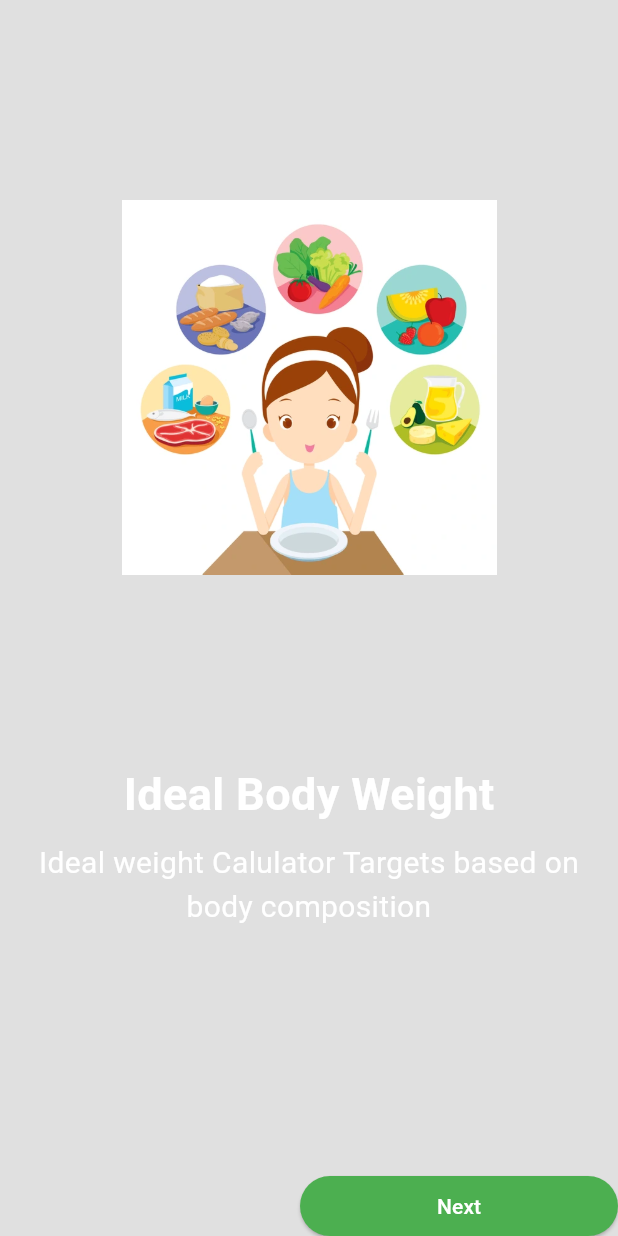
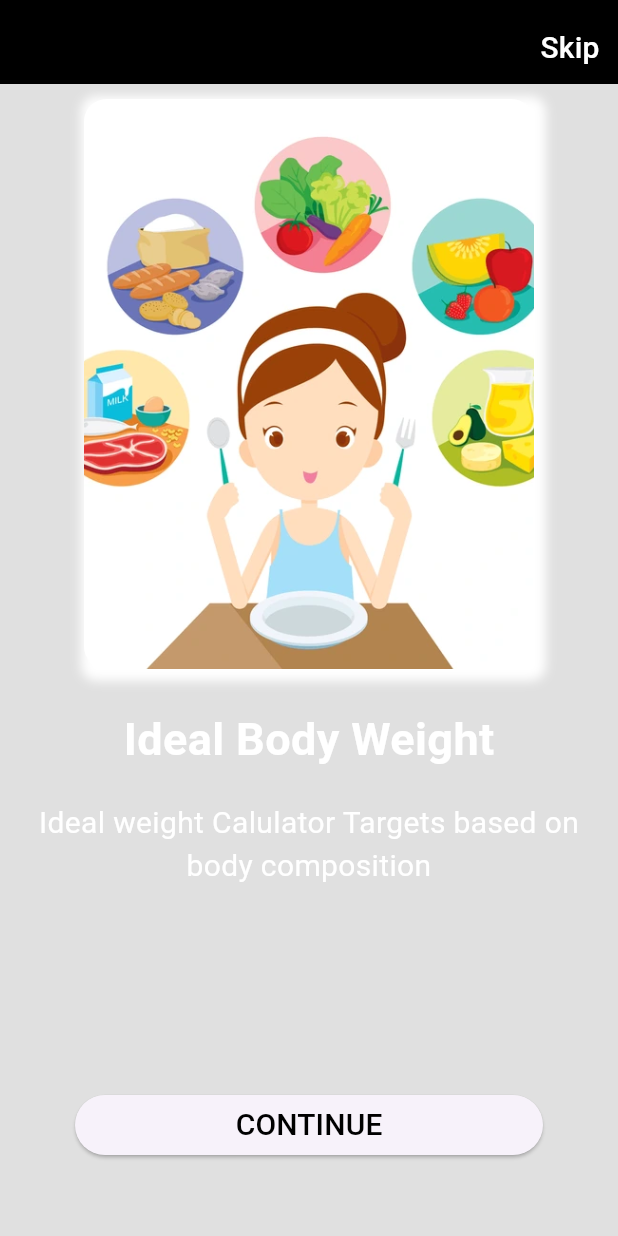
Before and after one commit to AayushxRajput/bmi_calculator, a Flutter app: the screen it shows after launch, swiped to page 4, on a phone screen of 412 x 824 dp. Run offline on Flutter 3.47's test engine with Material 3 defaults, Android fonts, the phone set to English and light mode, and no system bars.

Commit message:
Ui part integrated

```diff
--- a/lib/ onboarding.dart
+++ b/lib/ onboarding.dart
@@ -1,5 +1,6 @@
-import 'package:bmi_calculator/content_model.dart';
+// import 'package:bmi_calculator/content_model.dart';
 import 'package:flutter/material.dart';
+import 'home.dart';
 
 class Onbording extends StatefulWidget {
   const Onbording({super.key});
@@ -9,36 +10,116 @@ class Onbording extends StatefulWidget {
 }
 
 class _OnbordingState extends State<Onbording> {
+
+  // Skip Button Method
+  continueMethod(){
+    Navigator.of(context).pushAndRemoveUntil(
+        MaterialPageRoute(builder: (context) => Home()),
+            ( Route<dynamic>route) => false
+    );
+  }
+
+
+  // Page Controller
+  PageController pageController = PageController();
+
+
+  int currentPage = 0;
+  onChanged(int index ){
+    setState(() {
+      currentPage = index;
+    });
+  }
+
+  List UnbordingContent  =[
+
+    {
+      "title": 'BMI Calculator',
+      "images": 'images/first_bmi.jpg',
+      "description": "You can calculate and evaluate your Body Mass Index"
+
+    },
+    {
+      "title": 'Daliy Calorie Intake',
+      "images": 'images/second_bmi.jpg',
+      "description": "The number of calories needed each day to lose or gain weight"
+    },
+
+    {
+      "title": 'Daily Water Intake',
+      "images": 'images/third_bmi.webp',
+      "description": "A normal human body requires about three liters of water"
+    },
+    {
+      "title": 'Ideal Body Weight',
+      "images": 'images/four_bmi.webp',
+      "description": "Ideal weight Calulator Targets based on body composition "
+    }
+  ];
+
   @override
   Widget build(BuildContext context) {
     return Scaffold(
+        appBar: AppBar(
+          elevation: 0,
+          backgroundColor: Colors.black,
+          actions: [
+            Column(
+              mainAxisAlignment: MainAxisAlignment.end,
+              children: [
+                TextButton(
+                  onPressed: continueMethod,
+                  child: const Text(
+                    'Skip',
+                    style: TextStyle(
+                        color: Colors.white,fontSize: 20
+                    ),
+                  ),
+                ),
+              ],
+            ),
+          ],
+        ),
         backgroundColor: Colors.black12,
 
-      body: Column(
+        body: Stack(
           children: [
-          Expanded(
-            child: PageView.builder(
-                itemCount: contents.length,
-                itemBuilder: (_,i){
+            PageView.builder(
+              scrollDirection: Axis.horizontal,
+              controller: pageController,
+              itemCount: UnbordingContent.length,
+              onPageChanged: onChanged,
+              itemBuilder: (context,index){
+                return Column(
+                  children: [
 
-                  return  Padding(
-                    padding: const EdgeInsets.all(8.0),
-                    child: Column(
-                      children: [
-                        Center(
-                          child: Column(
-                            crossAxisAlignment: CrossAxisAlignment.center,
-                            mainAxisAlignment: MainAxisAlignment.center,
-                            children: [
-                              Center(
-                                child: Image.asset(contents[i].images,
-                                  height: 500,
-                                  width:  250,
+                    const SizedBox(height: 10,),
+                    Container(
+                      decoration: BoxDecoration(
+                        borderRadius: BorderRadius.circular(10),
+                        boxShadow: const [
+                          BoxShadow(
+                            color: Colors.white,
+                            spreadRadius: 5,
+                            blurRadius: 5,
+                            offset: Offset(3, 3),
+                          ),
+                        ],
+                      ),
+                      child: ClipRRect(
+                        borderRadius: BorderRadius.circular(15),
+                        child: Image.asset(
+                          UnbordingContent[index]['images'],
+                          height: 380,
+                          width: 300,
+                          fit: BoxFit.cover,
+                        ),
                       ),
                     ),
 
+                    const SizedBox(height: 25,),
                     Text(
-                                contents[i].title,
+                      UnbordingContent[index]['title'],
                       style: const TextStyle(
                         fontSize: 30,
                         fontWeight: FontWeight.bold,
@@ -46,42 +127,68 @@ class _OnbordingState extends State<Onbording> {
                       ),
                     ),
 
-                              const SizedBox(height: 10,),
-                               Text(
-                                contents[i].discription,
+                    const SizedBox(height: 20,),
+                    Padding(
+                      padding: const EdgeInsets.only(right: 5,left: 5),
+                      child: Text(UnbordingContent[index]['description'],
                         textAlign: TextAlign.center,
                         style: const TextStyle(
                           fontSize: 20,
                           color: Colors.white,
                         ),
                       ),
+                    )
+
+                  ],
+                );
+              },
+            ),
+
+            Padding(
+              padding: const EdgeInsets.only(bottom: 50,right: 50,left:50),
+              child: Column(
+                mainAxisAlignment: MainAxisAlignment.end,
+                crossAxisAlignment: CrossAxisAlignment.stretch,
+                children: [
+
+                  (currentPage == (UnbordingContent.length -1)) ?
+
+                  ElevatedButton(
+                    onPressed: continueMethod,
+                    child: const Text(
+                      'CONTINUE',
+                      style: TextStyle(
+                          color: Colors.black,
+                          fontSize: 20,
+                      ),
+                    ),
+                  )
+
+                      :Row(
+                    mainAxisAlignment: MainAxisAlignment.center,
+                    children: List.generate(
+                        UnbordingContent.length, (index) {
+                      return AnimatedContainer(
+                        duration: const Duration(
+                            milliseconds: 200),
+                        height: 10,
+                        width: (index == currentPage) ? 15 : 10 ,
+                        margin: const EdgeInsets.symmetric(horizontal: 5,),
+
+                        decoration: BoxDecoration(
+                          borderRadius: BorderRadius.circular(20),
+                          color:(index == currentPage) ? Colors.green : Colors.white,
+
+                        ),
+                      );
+                    }
+
+                    ),
+                  )
+
                 ],
               ),
             ),
-                      ],
-                    ),
-                  );
-
-
-                }
-            ),
-          ),
-
-          Container(),
-          Container(
-            height: 40,
-            margin: const EdgeInsets.only(left: 200),
-            width: double.infinity,
-            child: ElevatedButton(
-              child: Text('Next',style: TextStyle(color: Colors.white),),
-              onPressed: () {  },
-              style: ButtonStyle(
-                backgroundColor: MaterialStateProperty.all<Color>(Colors.green),
-              ),
-            ),
-          ),
-
-
           ],
         )
     );
--- a/lib/content_model.dart
+++ b/lib/content_model.dart
@@ -1,37 +1,37 @@
-
-class UnbordingContent {
-
-  String images;
-  String title;
-  String discription;
-
-  UnbordingContent ({required this.images, required this.title, required this.discription});
-}
-
-
-   List<UnbordingContent> contents =[
-
-     UnbordingContent(
-         title: 'BMI Calculator',
-         images: 'images/first_bmi.jpg',
-         discription: "You can calculate and evaluate your Body Mass Index"
-     ),
-
-     UnbordingContent(
-         title: 'Daliy Calorie Intake',
-         images: 'images/second_bmi.jpg',
-         discription: "The number of calories needed each day to lose or gain weight"
-     ),
-
-     UnbordingContent(
-         title: 'Daily Water Intake',
-         images: 'images/third_bmi.webp',
-         discription: "A normal human body requires about three liters of water"
-     ),
-
-     UnbordingContent(
-         title: 'Ideal Body Weight',
-         images: 'images/four_bmi.webp',
-         discription: "Ideal weight Calulator Targets based on body composition "
-     ),
-   ];
+//
+// class UnbordingContent {
+//
+//   String images;
+//   String title;
+//   String discription;
+//
+//   UnbordingContent ({required this.images, required this.title, required this.discription});
+// }
+//
+//
+//    List<UnbordingContent> contents =[
+//
+//      UnbordingContent(
+//          title: 'BMI Calculator',
+//          images: 'images/first_bmi.jpg',
+//          discription: "You can calculate and evaluate your Body Mass Index"
+//      ),
+//
+//      UnbordingContent(
+//          title: 'Daliy Calorie Intake',
+//          images: 'images/second_bmi.jpg',
+//          discription: "The number of calories needed each day to lose or gain weight"
+//      ),
+//
+//      UnbordingContent(
+//          title: 'Daily Water Intake',
+//          images: 'images/third_bmi.webp',
+//          discription: "A normal human body requires about three liters of water"
+//      ),
+//
+//      UnbordingContent(
+//          title: 'Ideal Body Weight',
+//          images: 'images/four_bmi.webp',
+//          discription: "Ideal weight Calulator Targets based on body composition "
+//      ),
+//    ];
--- a/lib/main.dart
+++ b/lib/main.dart
@@ -12,7 +12,9 @@ class MyApp extends StatelessWidget {
     return  MaterialApp(
       debugShowCheckedModeBanner: false,
       theme: ThemeData(
-          primarySwatch: Colors.orange),
+          useMaterial3: true,
+          primarySwatch: Colors.orange
+      ),
       title: 'Bmi Calculator',
       home: const Onbording(),
     );
```
Also changed, not shown: lib/home.dart (added, +141 -0 lines), lib/home_children/body_mass_index.dart (added, +211 -0 lines), lib/home_children/calorie_burned.dart (added, +34 -0 lines), lib/home_children/daily_calorie_intake.dart (added, +34 -0 lines), lib/home_children/daily_water_intake.dart (added, +38 -0 lines), images/home1.png (added), images/home2.png (added), images/home3.png (added), images/home4.png (added), images/second_bmi.jpg. Lines whose indentation alone changed are shown as unchanged.
